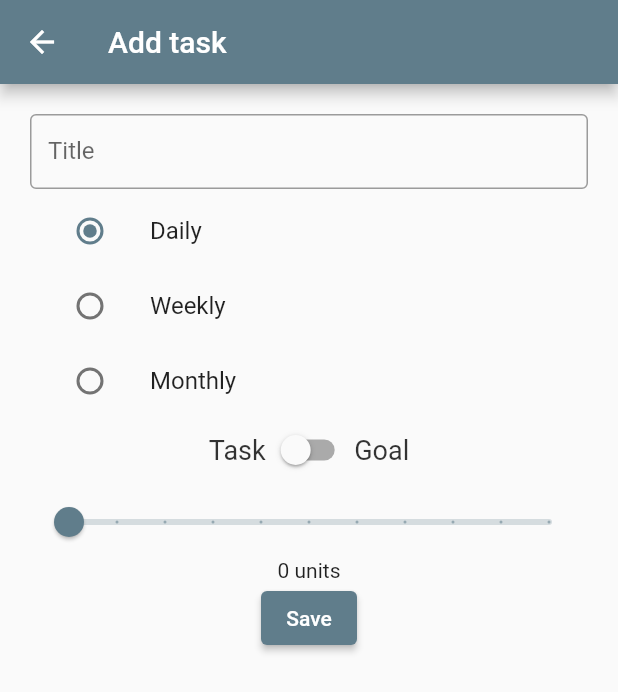
After one commit to coder-Ace77/Flutter_notes_app, a Flutter app: the AddTask screen opened directly, on a phone screen of 412 x 824 dp. The commit adds this screen. Shown: the top 692 px of the screen. Run offline on Flutter 3.47's test engine with Material 2 defaults, Android fonts, the phone set to English and light mode, and no system bars; our stand-ins replace hive, hive_flutter, image_picker, scrollable_positioned_list; missing offline and left inert: dart:ffi; accounts and stored records are empty.

Commit message:
UI completed for Add task

```diff
--- /dev/null
+++ b/lib/add_task.dart
@@ -0,0 +1,151 @@
+import 'package:flutter/material.dart';
+
+class AddTask extends StatefulWidget {
+  const AddTask({super.key});
+
+  @override
+  State<AddTask> createState() => _AddTaskState();
+}
+
+class _AddTaskState extends State<AddTask> {
+  final titleController = TextEditingController();
+
+  var currentText = "Daily";
+  var _currentSliderValue = 0.0;
+
+  int red = 0;
+  int green = 255;
+  int blue = 0;
+
+  bool isGoal = false;
+  int chooseColor1 = 0;
+  int chooseColor2 = 0;
+
+  void setGoal(bool value) {
+    setState(() {
+      isGoal = value;
+      if (isGoal) {
+        chooseColor2 = 255;
+        chooseColor1 = 0;
+      } else {
+        chooseColor1 = 255;
+        chooseColor2 = 0;
+      }
+    });
+  }
+
+  void setText(String t1) {
+    setState(() {
+      currentText = t1;
+    });
+  }
+
+  void setCurrentSliderValue(double value) {
+    setState(() {
+      _currentSliderValue = value;
+    });
+  }
+
+  @override
+  Widget build(BuildContext context) {
+    return Scaffold(
+        appBar: AppBar(
+          title: const Text("Add task"),
+        ),
+        body: Container(
+          margin: EdgeInsets.all(20),
+          child: Column(
+            children: [
+              SizedBox(
+                height: 50,
+                child: TextField(
+                    controller: titleController,
+                    decoration: InputDecoration(
+                        border: OutlineInputBorder(),
+                        labelText: 'Title',
+                        hintText: 'Enter the title')),
+              ),
+              SizedBox(
+                height: 50,
+                child: ListTile(
+                  title: const Text("Daily"),
+                  leading: Radio(
+                    value: "Daily",
+                    groupValue: currentText,
+                    onChanged: (value) {
+                      setText(value.toString());
+                    },
+                  ),
+                ),
+              ),
+              SizedBox(
+                height: 50,
+                child: ListTile(
+                  title: const Text("Weekly"),
+                  leading: Radio(
+                    value: "Weekly",
+                    groupValue: currentText,
+                    onChanged: (value) {
+                      setText(value.toString());
+                    },
+                  ),
+                ),
+              ),
+              SizedBox(
+                height: 50,
+                child: ListTile(
+                  title: const Text("Monthly"),
+                  leading: Radio(
+                    value: "Monthly",
+                    groupValue: currentText,
+                    onChanged: (value) {
+                      setText(value.toString());
+                    },
+                  ),
+                ),
+              ),
+              Row(
+                mainAxisAlignment: MainAxisAlignment.center,
+                children: [
+                  Text(
+                    "Task",
+                    style: TextStyle(
+                        color: Color.fromRGBO(0, chooseColor1, 0, 0.8),
+                        fontSize: 18),
+                  ),
+                  Switch(
+                      value: isGoal,
+                      onChanged: (value) {
+                        setGoal(value);
+                      }),
+                  Text(
+                    "Goal",
+                    style: TextStyle(
+                        color: Color.fromRGBO(0, chooseColor2, 0, 0.8),
+                        fontSize: 18),
+                  )
+                ],
+              ),
+              Slider(
+                  value: _currentSliderValue,
+                  max: 20,
+                  divisions: 10,
+                  onChanged: (value) {
+                    setState(() {
+                      _currentSliderValue = value;
+                    });
+                  }),
+              Text(_currentSliderValue.toInt().toString() + " units"),
+              ElevatedButton(
+                  onPressed: () {
+                    print(
+                      titleController.text,
+                    );
+                    print(currentText);
+                  },
+                  child: const Text("Save"))
+            ],
+          ),
+        ));
+  }
+}
--- a/lib/main.dart
+++ b/lib/main.dart
@@ -94,8 +94,8 @@ class _MyHomePageState extends State<MyHomePage>
         appBar: AppBar(
           title: Text(widget.title),
         ),
-        body: Column(
-          children: const [
+        body: const Column(
+          children: [
             TabBar(
               tabs: [
                 Tab(
--- a/lib/pages.dart
+++ b/lib/pages.dart
@@ -1,4 +1,4 @@
-// import 'dart:ffi';
+import 'dart:ffi';
 import 'package:flutter/material.dart';
 import 'package:scrollable_positioned_list/scrollable_positioned_list.dart';
 import 'package:todo_notes/input.dart';
```
Also changed, not shown: lib/hello.dart (added, +22 -0 lines), lib/todolist.dart (+20 -2 lines).
